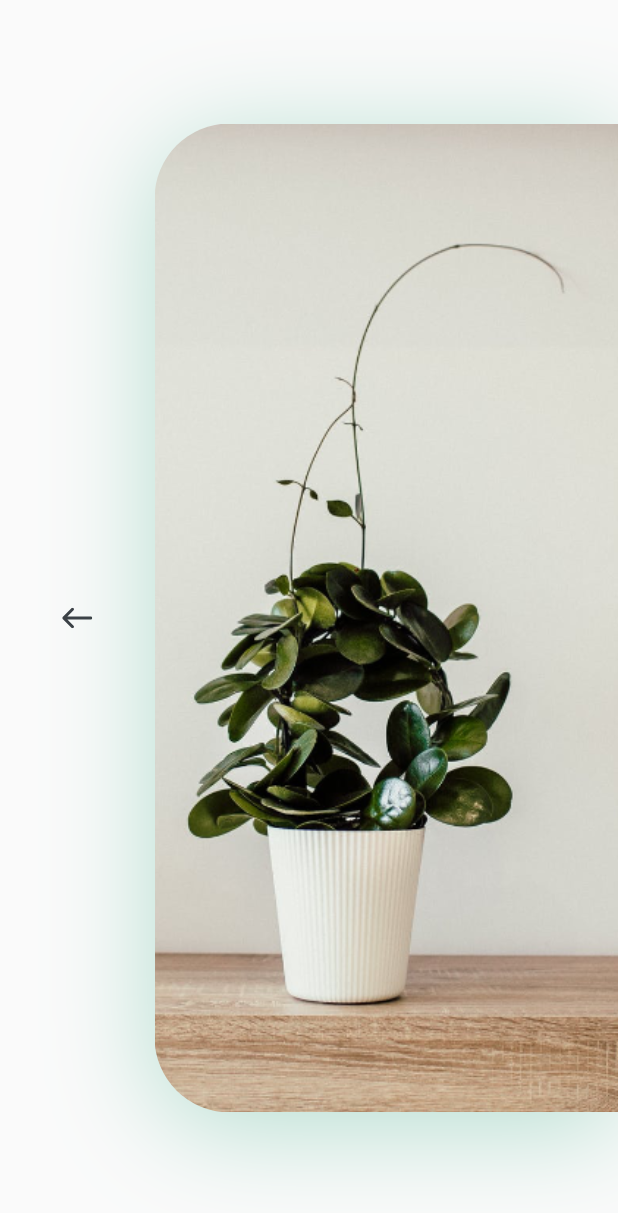
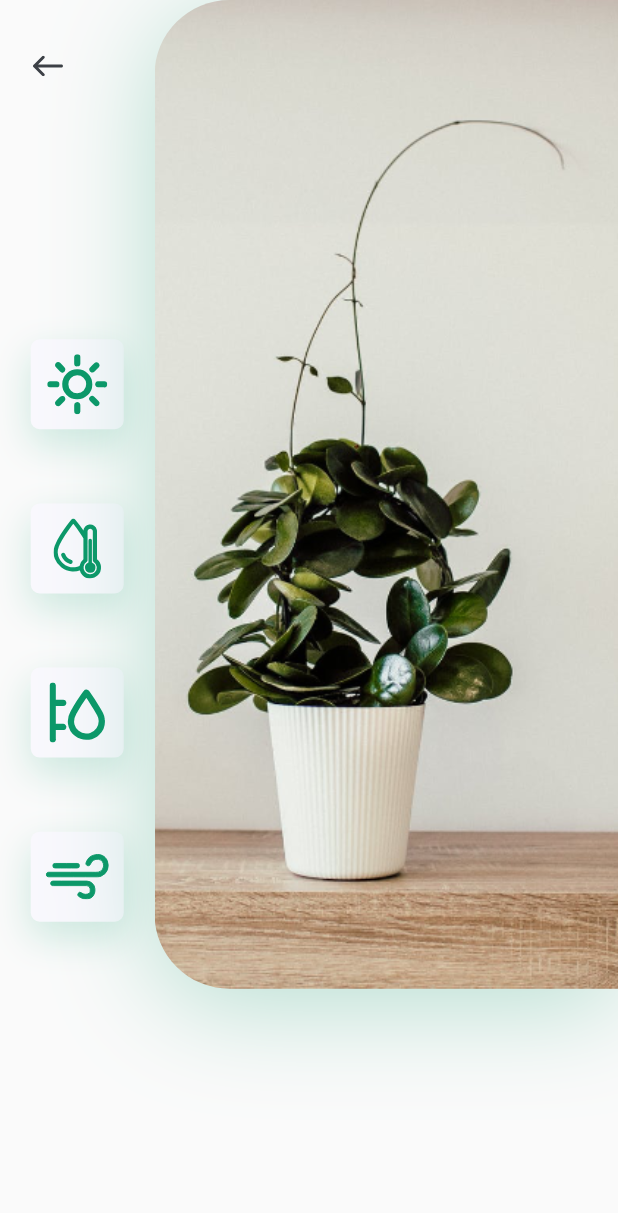
Before and after one commit to KurshanyWaleed/plant_app_flutter_demo, a Flutter app: the DetailsScreen screen opened directly, on a phone screen of 412 x 824 dp. Shown: the top 1213 px of the screen. Run offline on Flutter 3.47's test engine with Material 2 defaults, Android fonts, the phone set to English and light mode, and no system bars; our stand-ins replace flutter_svg.

Commit message:
first.5 adding titles 100% passing to datails .50% page  commit

```diff
--- a/lib/constants.dart
+++ b/lib/constants.dart
@@ -5,7 +5,7 @@ const kPrimaryColor = Color(0xFF0C9869);
 const kTextColor = Color(0xFF3C4046);
 const kBackgroundColor = Color(0xFFF9F8FD);
 
-const double kDefaultPadding = 20.0;
+const double kDefaultPadding = 20;
 Color c = Colors.red;
 MaterialColor customGreen = const MaterialColor(0xFF0C9869, {
   50: Color(0xffe8f5e9),
--- a/lib/screens/home/components/details/components/details/body.dart
+++ b/lib/screens/home/components/details/components/details/body.dart
@@ -1,6 +1,8 @@
 import 'package:flutter/material.dart';
 import 'package:flutter_svg/flutter_svg.dart';
 import 'package:palnt_app_flutter/constants.dart';
+
+import 'icon_card.dart';
 
 // ignore: camel_case_types
 class body extends StatelessWidget {
@@ -11,22 +13,42 @@ class body extends StatelessWidget {
   @override
   Widget build(BuildContext context) {
     Size size = MediaQuery.of(context).size;
-    return Column(
+    return SingleChildScrollView(
+      child: Column(
         mainAxisAlignment: MainAxisAlignment.center,
         children: [
-        Row(
+          Padding(
+            padding: const EdgeInsets.only(bottom: kDefaultPadding * 3),
+            child: SizedBox(
+              height: size.height * .8,
+              child: Row(
                 children: [
                   Expanded(
+                    child: Padding(
+                      padding:
+                          const EdgeInsets.symmetric(vertical: kDefaultPadding),
                       child: Column(
                         children: [
-                IconButton(
-                    padding: EdgeInsets.symmetric(horizontal: kDefaultPadding),
+                          Align(
+                            alignment: Alignment.topLeft,
+                            child: IconButton(
+                                padding: const EdgeInsets.symmetric(
+                                    horizontal: kDefaultPadding),
                                 onPressed: () {
                                   Navigator.pop(context);
                                 },
-                    icon: SvgPicture.asset("assets/icons/back_arrow.svg"))
+                                icon: SvgPicture.asset(
+                                    "assets/icons/back_arrow.svg")),
+                          ),
+                          const Spacer(),
+                          const IconCard(iconPath: "assets/icons/sun.svg"),
+                          const IconCard(iconPath: "assets/icons/icon_2.svg"),
+                          const IconCard(iconPath: "assets/icons/icon_3.svg"),
+                          const IconCard(iconPath: "assets/icons/icon_4.svg"),
                         ],
-            )),
+                      ),
+                    ),
+                  ),
                   Container(
                     height: size.height * .8,
                     width: size.width * .75,
@@ -47,8 +69,11 @@ class body extends StatelessWidget {
                             image: AssetImage("assets/images/img.png"))),
                   )
                 ],
+              ),
+            ),
           )
         ],
+      ),
     );
   }
 }
--- /dev/null
+++ b/lib/screens/home/components/details/components/details/icon_card.dart
@@ -0,0 +1,38 @@
+import 'package:flutter/material.dart';
+import 'package:flutter_svg/svg.dart';
+import 'package:palnt_app_flutter/constants.dart';
+
+class IconCard extends StatelessWidget {
+  const IconCard({
+    Key? key,
+    required this.iconPath,
+  }) : super(key: key);
+
+  final String iconPath;
+
+  @override
+  Widget build(BuildContext context) {
+    Size size = MediaQuery.of(context).size;
+    return Container(
+      height: 60,
+      width: 62,
+      decoration: BoxDecoration(
+        color: kBackgroundColor,
+        borderRadius: BorderRadius.circular(6),
+        boxShadow: [
+          BoxShadow(
+              offset: const Offset(0, 10),
+              blurRadius: 20,
+              color: kPrimaryColor.withOpacity(.22)),
+          BoxShadow(
+              offset: const Offset(0, 10),
+              blurRadius: 20,
+              color: Colors.white.withOpacity(.22))
+        ],
+      ),
+      child: SvgPicture.asset(iconPath),
+      padding: const EdgeInsets.all(kDefaultPadding / 2),
+      margin: EdgeInsets.symmetric(vertical: size.height * 0.03),
+    );
+  }
+}
```
Also changed, not shown: lib/screens/home/components/details/components/details/imag_with_icon.dart (added, +72 -0 lines). Lines whose indentation alone changed are shown as unchanged.
